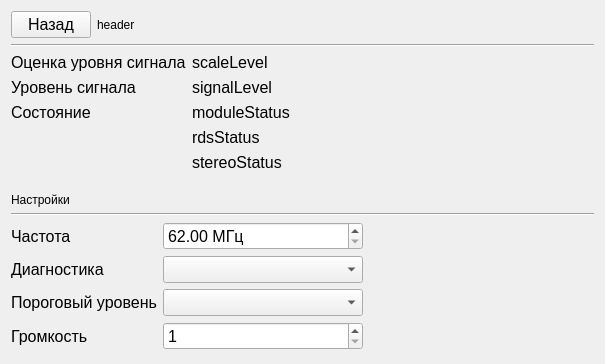
This is src/DM500FMView.ui in yuferovalex/MDM500M as Qt 5 draws it before an edit. The edited form follows.
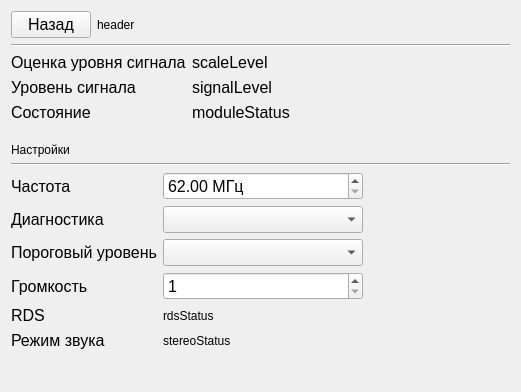
This is the edited form.

```diff
--- a/src/DM500FMView.ui
+++ b/src/DM500FMView.ui
@@ -6,8 +6,8 @@
    <rect>
     <x>0</x>
     <y>0</y>
-    <width>605</width>
-    <height>364</height>
+    <width>521</width>
+    <height>392</height>
    </rect>
   </property>
   <property name="windowTitle">
@@ -124,30 +124,6 @@
        </property>
       </widget>
      </item>
-     <item row="3" column="1">
-      <widget class="QLabel" name="rdsStatus">
-       <property name="font">
-        <font>
-         <pointsize>12</pointsize>
-        </font>
-       </property>
-       <property name="text">
-        <string>rdsStatus</string>
-       </property>
-      </widget>
-     </item>
-     <item row="4" column="1">
-      <widget class="QLabel" name="stereoStatus">
-       <property name="font">
-        <font>
-         <pointsize>12</pointsize>
-        </font>
-       </property>
-       <property name="text">
-        <string>stereoStatus</string>
-       </property>
-      </widget>
-     </item>
     </layout>
    </item>
    <item>
@@ -308,6 +284,44 @@
        </property>
       </widget>
      </item>
+     <item row="5" column="1">
+      <widget class="QLabel" name="stereoStatus">
+       <property name="text">
+        <string>stereoStatus</string>
+       </property>
+      </widget>
+     </item>
+     <item row="5" column="0">
+      <widget class="QLabel" name="label_2">
+       <property name="font">
+        <font>
+         <pointsize>12</pointsize>
+        </font>
+       </property>
+       <property name="text">
+        <string>Режим звука</string>
+       </property>
+      </widget>
+     </item>
+     <item row="4" column="0">
+      <widget class="QLabel" name="label_3">
+       <property name="font">
+        <font>
+         <pointsize>12</pointsize>
+        </font>
+       </property>
+       <property name="text">
+        <string>RDS</string>
+       </property>
+      </widget>
+     </item>
+     <item row="4" column="1">
+      <widget class="QLabel" name="rdsStatus">
+       <property name="text">
+        <string>rdsStatus</string>
+       </property>
+      </widget>
+     </item>
     </layout>
    </item>
    <item>
```
